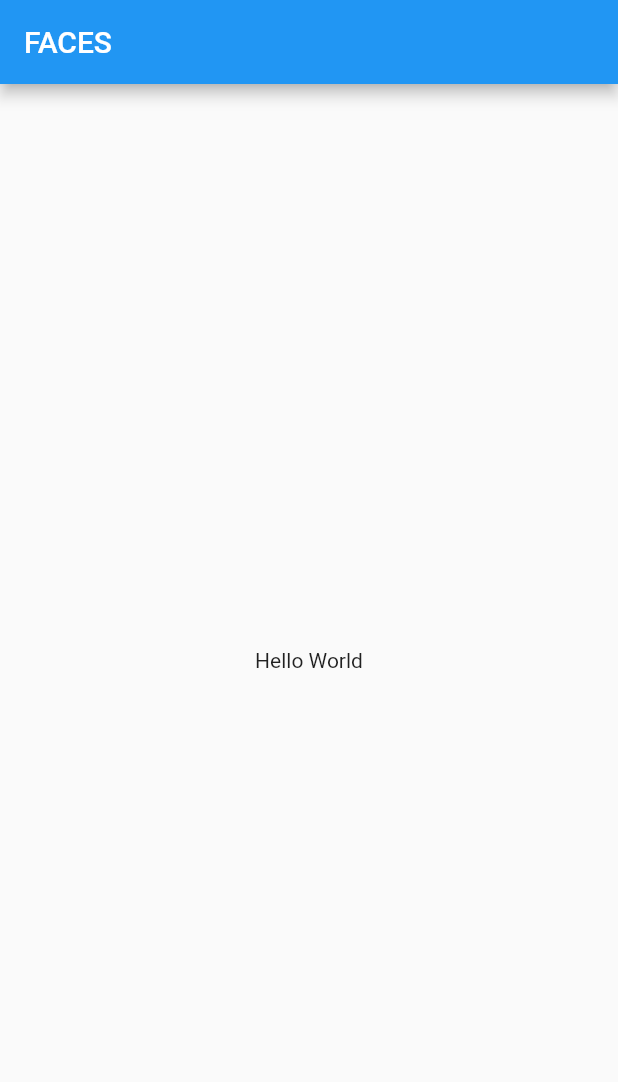
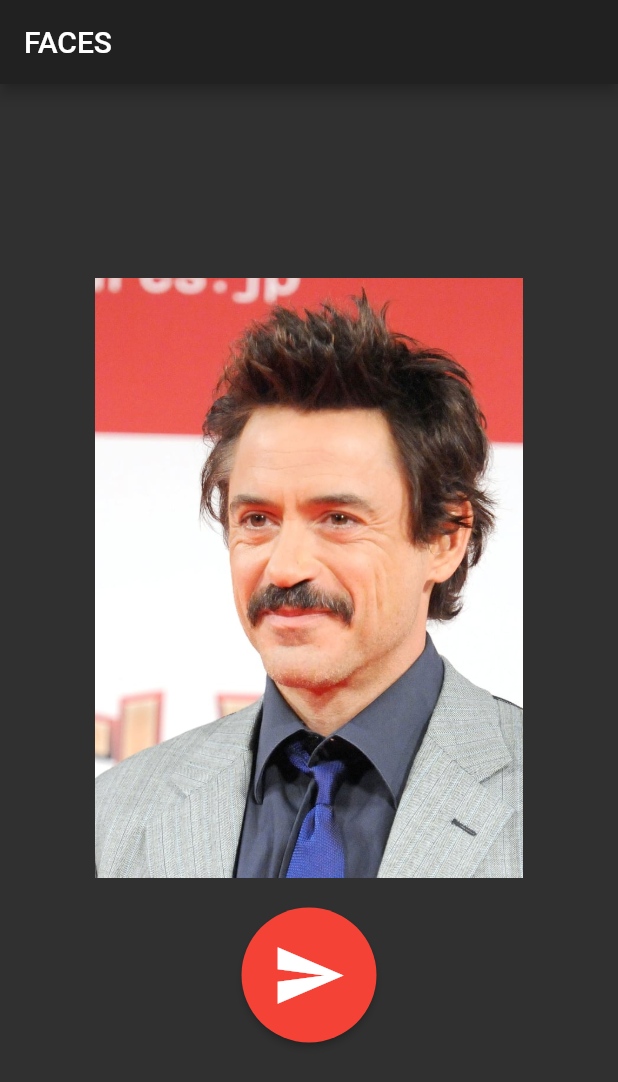
Before and after one commit to mon7792/az-face-hack, a Flutter app: the screen it shows after launch, on a phone screen of 412 x 824 dp. Shown: the top 1082 px of the screen. Run offline on Flutter 3.47's test engine with Material 2 defaults, Android fonts, the phone set to English and light mode, and no system bars.

Commit message:
added basic structure to send the image to az.

```diff
--- a/faceapp/lib/main.dart
+++ b/faceapp/lib/main.dart
@@ -11,15 +11,7 @@ class MyApp extends StatelessWidget {
     return MaterialApp(
       title: 'Flutter Demo',
       theme: ThemeData(
-        // This is the theme of your application.
-        //
-        // Try running your application with "flutter run". You'll see the
-        // application has a blue toolbar. Then, without quitting the app, try
-        // changing the primarySwatch below to Colors.green and then invoke
-        // "hot reload" (press "r" in the console where you ran "flutter run",
-        // or simply save your changes to "hot reload" in a Flutter IDE).
-        // Notice that the counter didn't reset back to zero; the application
-        // is not restarted.
+        brightness: Brightness.dark,
         primarySwatch: Colors.blue,
       ),
       home: Home(),
@@ -27,7 +19,12 @@ class MyApp extends StatelessWidget {
   }
 }
 
-class Home extends StatelessWidget {
+class Home extends StatefulWidget {
+  @override
+  _HomeState createState() => _HomeState();
+}
+
+class _HomeState extends State<Home> {
   @override
   Widget build(BuildContext context) {
     return Scaffold(
@@ -36,9 +33,62 @@ class Home extends StatelessWidget {
       ),
       body: Container(
         child: Center(
-          child: Text('Hello World'),
+          child: Column(
+            mainAxisAlignment: MainAxisAlignment.center,
+            children: <Widget>[
+              Padding(
+                padding: const EdgeInsets.all(10.0),
+                child: Image(
+                  image: AssetImage('images/rdj-face.jpeg'),
+                  height: 400.0,
+                  width: 300.0,
+                ),
+              ),
+              Padding(
+                padding: const EdgeInsets.all(10.0),
+                child: MaterialButton(
+                  shape: CircleBorder(),
+                  color: Colors.red,
+                  padding: EdgeInsets.all(20),
+                  onPressed: sendButtonPressed,
+                  child: Icon(Icons.send, size: 50),
+                ),
+              ),
+            ],
+          ),
         ),
       ),
     );
   }
+
+  // showAlert will display the result on sending the request.
+  showAlert(BuildContext context) {
+    showDialog(
+      context: context,
+      builder: (BuildContext context) {
+        return AlertDialog(
+          title: new Text("RESULT"),
+        );
+      },
+    );
+  }
+
+  // sendButtonPressed takes the image and post it to the az-face call.
+  void sendButtonPressed() async {
+    print("SEND THE DATA TO AZURE");
+    // var url = Uri.parse(_api + _controller.text);
+    // var response = await http.get(url);
+    // // TODO: WORK on THE RESPONSE BODY
+    // if (response.statusCode == 200) {
+    //   setState(() {
+    //     _result = response.body.toString();
+    //   });
+    // } else {
+    //   setState(() {
+    //     _result = "no user.";
+    //   });
+    // }
+
+    showAlert(context);
+  }
 }
```
